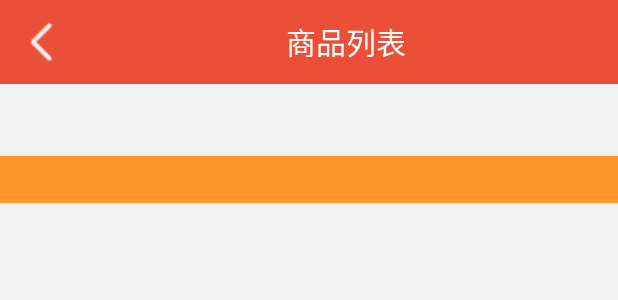
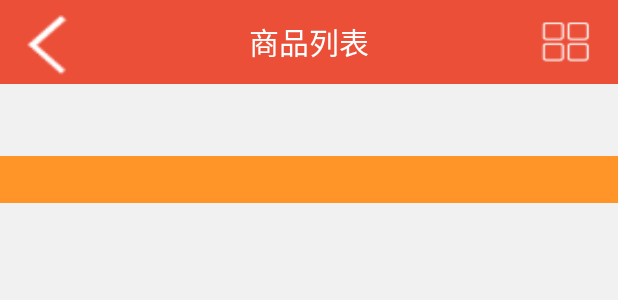
Before and after one commit to MidTse/MyShop, an Android app: the layout activity_warelist.xml on its own in the app's theme, with its tools: preview values and no code run, on a phone screen of 412 x 824 dp. Shown: the top 300 px of the screen. Run offline under Robolectric (Android 15) with nearby library versions, the phone set to English and light mode, and no system bars; plain views replace MaterialRefreshLayout.

Commit message:
修改WaresListActivity界面的图标，已经重构ToolBar功能

```diff
--- a/app/src/main/java/com/example/myshop/activity/MainActivity.java
+++ b/app/src/main/java/com/example/myshop/activity/MainActivity.java
@@ -93,7 +93,6 @@ public class MainActivity extends AppCompatActivity {
         mTabhost.getTabWidget().setShowDividers(LinearLayout.SHOW_DIVIDER_NONE);
 
 
-
     }
 
     private void refData() {
--- a/app/src/main/java/com/example/myshop/fragment/HomeFragment.java
+++ b/app/src/main/java/com/example/myshop/fragment/HomeFragment.java
@@ -154,8 +154,8 @@ public class HomeFragment extends Fragment {
         mAdapter.setOnClickListener(new HomeCampaignAdapter.OnCampaignClickListener() {
             @Override
             public void onClick(View view, Campaign campaign) {
-                Toast.makeText(getActivity(), ""+ campaign.getTitle(), Toast.LENGTH_SHORT).show();
 
+//                Toast.makeText(getActivity(), ""+ campaign.getTitle(), Toast.LENGTH_SHORT).show();
                 Intent intent = new Intent(getActivity(), WareListActivity.class);
                 intent.putExtra(Contants.COMPAINGAIN_ID, campaign.getId());
                 startActivity(intent);
--- a/app/src/main/java/com/example/myshop/widget/MyToolbar.java
+++ b/app/src/main/java/com/example/myshop/widget/MyToolbar.java
@@ -27,6 +27,7 @@ public class MyToolbar extends Toolbar{
     private EditText mSearchView;
     private TextView mTextTitle;
     private Button mRightButton;
+    private Button mLeftButton;
 
 
     public MyToolbar(Context context) {
@@ -53,6 +54,14 @@ public class MyToolbar extends Toolbar{
 
                 setRightButtonIcon(rightIcon);
             }
+
+            final Drawable leftIcon = a.getDrawable(R.styleable.MyToolbar_leftButtonIcon);
+            if (rightIcon != null) {
+
+                setLeftButtonIcon(leftIcon);
+            }
+
+
 
             final String rightText = a.getString(R.styleable.MyToolbar_rightButtonText);
             if (rightText != null) {
@@ -97,6 +106,7 @@ public class MyToolbar extends Toolbar{
             mTextTitle = (TextView) mView.findViewById(R.id.toolbar_title);
             mSearchView = (EditText) mView.findViewById(R.id.toolbar_searchview);
             mRightButton = (Button) mView.findViewById(R.id.toolbar_rightButton);
+            mLeftButton = (Button) mView.findViewById(R.id.toolbar_leftButton);
             LayoutParams lp = new LayoutParams(ViewGroup.LayoutParams.MATCH_PARENT,
                     ViewGroup.LayoutParams.WRAP_CONTENT, Gravity.CENTER_HORIZONTAL);
 
@@ -123,6 +133,21 @@ public class MyToolbar extends Toolbar{
         setRightButtonIcon(getResources().getDrawable(icon));
     }
 
+    @TargetApi(Build.VERSION_CODES.JELLY_BEAN)
+    public void  setLeftButtonIcon(Drawable icon){
+
+        if(mLeftButton !=null){
+
+            mLeftButton.setBackground(icon);
+            mLeftButton.setVisibility(VISIBLE);
+        }
+
+    }
+
+    public void setLeftButtonIcon(int icon){
+        setLeftButtonIcon(getResources().getDrawable(icon));
+    }
+
     public void setRightButtonText(String text) {
 
         mRightButton.setText(text);
@@ -133,6 +158,7 @@ public class MyToolbar extends Toolbar{
 
         mRightButton.setOnClickListener(listener);
     }
+
 
     @Override
     public void setTitle( int resId) {
@@ -187,4 +213,9 @@ public class MyToolbar extends Toolbar{
         return this.mRightButton;
     }
 
+    public Button getmLeftButton(){
+
+        return this.mLeftButton;
+    }
+
 }
--- a/app/src/main/res/layout/activity_warelist.xml
+++ b/app/src/main/res/layout/activity_warelist.xml
@@ -16,8 +16,9 @@
         android:background="?attr/colorPrimary"
         android:minHeight="?attr/actionBarSize"
         app:isShowTitle="true"
-        app:navigationIcon="@mipmap/icon_back_32px"
+        app:leftButtonIcon="@mipmap/ic_action_back"
         app:title="商品列表"
+        app:rightButtonIcon="@mipmap/ic_action_grid"
         app:contentInsetEnd="56dp"/>
 
     <android.support.design.widget.TabLayout
--- a/app/src/main/res/layout/template_grid_wares.xml
+++ b/app/src/main/res/layout/template_grid_wares.xml
@@ -21,15 +21,13 @@
             android:layout_width="match_parent"
             android:layout_height="wrap_content"
             android:layout_marginTop="20dp"
-            android:textColor="@color/gray"
-            android:textSize="16sp"
+            style="@style/ware_title"
             android:maxLines="3"/>
 
         <TextView
             android:id="@+id/text_price"
             android:layout_width="wrap_content"
             android:layout_height="wrap_content"
-            android:textSize="18sp"
-            android:textColor="@color/crimson"
+            style="@style/ware_price"
             android:layout_gravity="right"/>
 </LinearLayout>
--- a/app/src/main/res/layout/toolbar_content.xml
+++ b/app/src/main/res/layout/toolbar_content.xml
@@ -1,7 +1,7 @@
 <?xml version="1.0" encoding="utf-8"?>
 <RelativeLayout
     xmlns:android="http://schemas.android.com/apk/res/android"
-    android:layout_width="fill_parent"
+    android:layout_width="match_parent"
     android:layout_height="wrap_content">
 
     <EditText
@@ -14,20 +14,27 @@
         android:drawableLeft="@mipmap/icon_search"
         style="@style/search_view"
         android:hint="请输入搜索内容"
-        android:visibility="gone"
-        />
+        android:visibility="gone"/>
 
     <TextView
         android:id="@+id/toolbar_title"
         android:layout_width="wrap_content"
         android:layout_height="wrap_content"
         android:layout_centerInParent="true"
-        android:layout_gravity="center"
         android:gravity="center"
         android:textColor="@color/white"
         android:textSize="20sp"
+        android:visibility="gone"/>
+
+    <Button
+        android:id="@+id/toolbar_leftButton"
+        android:layout_width="wrap_content"
+        android:layout_height="wrap_content"
+        android:layout_alignParentLeft="true"
+        android:layout_centerVertical="true"
+        android:textColor="@color/white"
         android:visibility="gone"
-        />
+        style="@android:style/Widget.Material.Toolbar.Button.Navigation"/>
 
     <Button
         android:id="@+id/toolbar_rightButton"
@@ -37,8 +44,7 @@
         android:layout_centerVertical="true"
         android:textColor="@color/white"
         android:visibility="gone"
-        style="@android:style/Widget.Material.Toolbar.Button.Navigation"
-        />
+        style="@android:style/Widget.Material.Toolbar.Button.Navigation"/>
 
 
 </RelativeLayout>
--- a/app/src/main/res/values/attrs.xml
+++ b/app/src/main/res/values/attrs.xml
@@ -4,6 +4,7 @@
     <declare-styleable name="MyToolbar">
 
         <attr name="rightButtonIcon" format="reference"/>
+        <attr name="leftButtonIcon" format="reference"/>
         <attr name="isShowTitle" format="boolean"/>
         <attr name="searchViewhint" format="string"/>
         <attr name="rightButtonText" format="string"/>
```
Also changed, not shown: app/src/main/java/com/example/myshop/activity/WareListActivity.java (+5 -6 lines), app/src/main/res/drawable/icon_back_32px.png (deleted), app/src/main/res/mipmap-mdpi/icon_back_32px.png (deleted), app/src/main/res/mipmap-xhdpi/ic_action_back.png (added), app/src/main/res/mipmap-xhdpi/ic_action_grid_x.png (added), app/src/main/res/mipmap-xhdpi/ic_action_list.png (added), app/src/main/res/mipmap-xxhdpi/ic_action_back.png (added), app/src/main/res/mipmap-xxhdpi/ic_action_grid.png (added), app/src/main/res/mipmap-xxhdpi/ic_action_list.png (added), app/src/main/res/mipmap-xxhdpi/icon_grid_32.png (deleted), app/src/main/res/mipmap-xxhdpi/icon_list_32.png (deleted).
